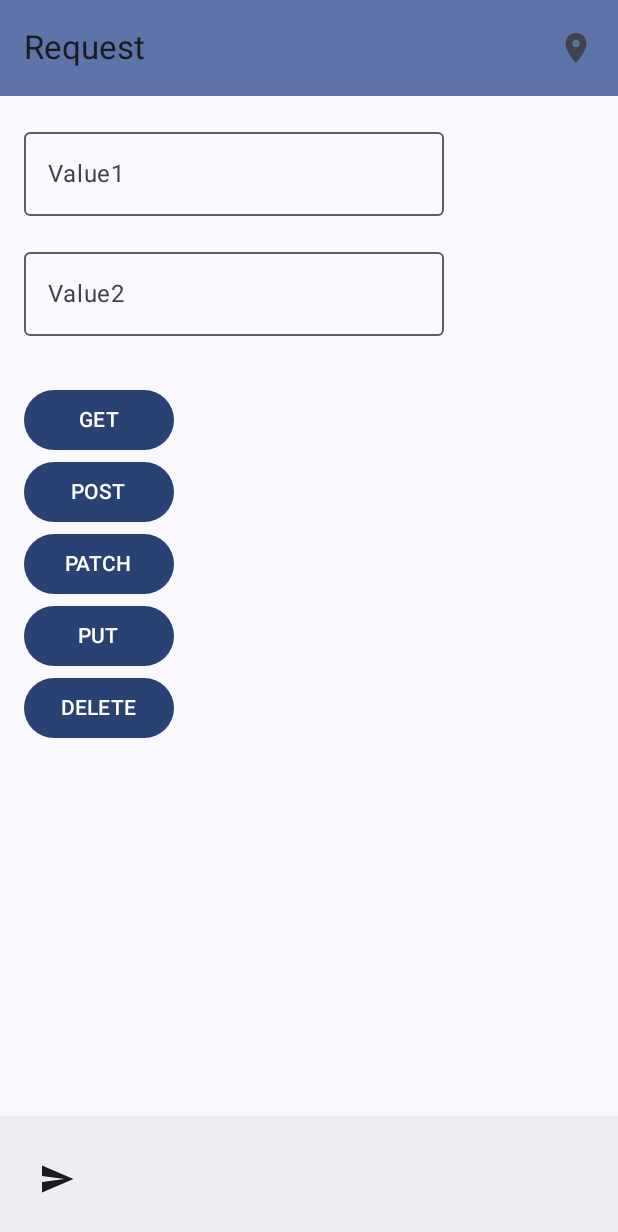
After one commit to kanorix/AndroidJetpackComposeSample, an Android app built with Jetpack Compose: the RequestScreen screen opened through its navigation route, on a phone screen of 412 x 824 dp. The commit adds this screen. Shown: the top 1232 px of the screen. Run offline under Robolectric (Android 15) with nearby library versions, the phone set to English and light mode, and no system bars; our stand-ins replace livedata-compose.

Commit message:
各リクエストを送信できる画面を作成（APIのモックサーバーは鈴木のローカルで立てている）

```diff
--- a/app/src/main/java/net/kanorix/androidjetpackcomposesample/MainScreen.kt
+++ b/app/src/main/java/net/kanorix/androidjetpackcomposesample/MainScreen.kt
@@ -3,9 +3,13 @@ package net.kanorix.androidjetpackcomposesample
 import androidx.compose.foundation.layout.fillMaxSize
 import androidx.compose.foundation.layout.fillMaxWidth
 import androidx.compose.foundation.layout.padding
+import androidx.compose.foundation.layout.width
+import androidx.compose.foundation.magnifier
 import androidx.compose.material.icons.Icons
+import androidx.compose.material.icons.filled.Check
 import androidx.compose.material.icons.filled.List
 import androidx.compose.material.icons.filled.Place
+import androidx.compose.material.icons.filled.Send
 import androidx.compose.material3.ExperimentalMaterial3Api
 import androidx.compose.material3.Icon
 import androidx.compose.material3.IconButton
@@ -13,11 +17,13 @@ import androidx.compose.material3.MaterialTheme
 import androidx.compose.material3.Scaffold
 import androidx.compose.material3.Text
 import androidx.compose.material3.TopAppBar
+import androidx.compose.material3.BottomAppBar
 import androidx.compose.material3.TopAppBarDefaults
 import androidx.compose.runtime.Composable
 import androidx.compose.runtime.getValue
 import androidx.compose.ui.Modifier
 import androidx.compose.ui.platform.LocalContext
+import androidx.compose.ui.unit.dp
 import androidx.lifecycle.viewmodel.compose.viewModel
 import androidx.navigation.NavHostController
 import androidx.navigation.compose.NavHost
@@ -27,10 +33,10 @@ import androidx.navigation.compose.rememberNavController
 import net.kanorix.androidjetpackcomposesample.ui.ListScreen
 import net.kanorix.androidjetpackcomposesample.ui.MapScreen
 import net.kanorix.androidjetpackcomposesample.ui.MapViewModel
+import net.kanorix.androidjetpackcomposesample.ui.RequestScreen
 
 enum class Screen(val title: String) {
-    Map("Map Screen"),
-    List("List Screen"),
+    Map("Map Screen"), List("List Screen"), Request("Request Screen"),
 }
 
 @OptIn(ExperimentalMaterial3Api::class)
@@ -48,38 +54,38 @@ fun App(
 
     Scaffold(
         topBar = {
-            TopAppBar(
-                title = { Text(currentScreen.name) },
+            TopAppBar(title = { Text(currentScreen.name) },
                 colors = TopAppBarDefaults.mediumTopAppBarColors(
                     containerColor = MaterialTheme.colorScheme.primaryContainer
                 ),
                 actions = {
-
                     if (navController.previousBackStackEntry == null && currentScreen == Screen.Map) {
-                        IconButton(onClick = {
-                            navController.navigate(Screen.List.name)
-                        }) {
-                            Icon(
-                                imageVector = Icons.Filled.List,
-                                contentDescription = "list"
-                            )
+                        IconButton(onClick = { navController.navigate(Screen.List.name) }) {
+                            Icon(imageVector = Icons.Filled.List, contentDescription = "list")
                         }
                     } else {
-                        IconButton(onClick = {
-                            navController.popBackStack()
-                        }) {
-                            Icon(
-                                imageVector = Icons.Filled.Place,
-                                contentDescription = "map"
-                            )
+                        IconButton(onClick = { navController.popBackStack() }) {
+                            Icon(imageVector = Icons.Filled.Place, contentDescription = "map")
                         }
+                    }
+                }
+            )
+        },
+        bottomBar = {
+            BottomAppBar(
+                actions = {
+                    IconButton(onClick = {
+                            navController.navigate(Screen.Request.name)
+                        },
+                        modifier = Modifier.padding(start = 10.dp)
+                    ) {
+                        Icon(Icons.Filled.Send, contentDescription = "request")
                     }
                 }
             )
         },
         modifier = Modifier.fillMaxWidth()
     ) { innerPadding ->
-
         NavHost(
             navController = navController,
             startDestination = Screen.Map.name,
@@ -88,15 +94,13 @@ fun App(
                 .padding(innerPadding)
         ) {
             composable(route = Screen.Map.name) {
-                MapScreen(
-                    mapViewModel = viewModel,
-                )
+                MapScreen(mapViewModel = viewModel)
             }
             composable(route = Screen.List.name) {
-                val context = LocalContext.current
-                ListScreen(
-                    mapViewModel = viewModel,
-                )
+                ListScreen(mapViewModel = viewModel)
+            }
+            composable(route = Screen.Request.name) {
+                RequestScreen()
             }
         }
     }
--- /dev/null
+++ b/app/src/main/java/net/kanorix/androidjetpackcomposesample/data/Args.kt
@@ -0,0 +1,6 @@
+package net.kanorix.androidjetpackcomposesample.data
+
+data class Args(
+    val value1: String,
+    val value2: String
+)
--- /dev/null
+++ b/app/src/main/java/net/kanorix/androidjetpackcomposesample/data/PatchRequest.kt
@@ -0,0 +1,6 @@
+package net.kanorix.androidjetpackcomposesample.data
+
+data class PatchRequest(
+    val value1: String?,
+    val value2: String?
+)
--- /dev/null
+++ b/app/src/main/java/net/kanorix/androidjetpackcomposesample/data/PostRequest.kt
@@ -0,0 +1,6 @@
+package net.kanorix.androidjetpackcomposesample.data
+
+data class PostRequest(
+    val value1: String,
+    val value2: String
+)
--- /dev/null
+++ b/app/src/main/java/net/kanorix/androidjetpackcomposesample/data/PutRequest.kt
@@ -0,0 +1,6 @@
+package net.kanorix.androidjetpackcomposesample.data
+
+data class PutRequest(
+    val value1: String,
+    val value2: String
+)
--- /dev/null
+++ b/app/src/main/java/net/kanorix/androidjetpackcomposesample/data/ResponseData.kt
@@ -0,0 +1,5 @@
+package net.kanorix.androidjetpackcomposesample.data
+
+data class ResponseData(
+    val args: Args
+)
--- /dev/null
+++ b/app/src/main/java/net/kanorix/androidjetpackcomposesample/ui/RequestScreen.kt
@@ -0,0 +1,103 @@
+package net.kanorix.androidjetpackcomposesample.ui
+
+import androidx.compose.foundation.layout.Column
+import androidx.compose.foundation.layout.Spacer
+import androidx.compose.foundation.layout.padding
+import androidx.compose.foundation.layout.width
+import androidx.compose.material3.Button
+import androidx.compose.material3.OutlinedTextField
+import androidx.compose.material3.Text
+import androidx.compose.runtime.Composable
+import androidx.compose.runtime.*
+import androidx.compose.ui.Modifier
+import androidx.compose.ui.unit.dp
+import androidx.lifecycle.viewmodel.compose.viewModel
+import androidx.compose.runtime.livedata.observeAsState
+
+@Composable
+fun RequestScreen(
+    mapViewModel: MapViewModel = viewModel()
+) {
+    val args by mapViewModel.args.observeAsState()
+
+    // rememberとmutableStateOfを使用して状態を保持
+    var value1 by remember { mutableStateOf("") }
+    var value2 by remember { mutableStateOf("") }
+
+    LaunchedEffect(args) {
+        args?.let {
+            value1 = it.value1
+            value2 = it.value2
+        }
+    }
+
+    Column(modifier = Modifier.padding(16.dp)) {
+
+        // Value1入力フィールド
+        OutlinedTextField(
+            value = value1,
+            onValueChange = { value1 = it },
+            label = { Text("Value1") },
+            singleLine = true
+        )
+
+        Spacer(modifier = Modifier.padding(vertical = 8.dp))
+
+        // Value2入力フィールド
+        OutlinedTextField(
+            value = value2,
+            onValueChange = { value2 = it },
+            label = { Text("Value2") },
+            singleLine = true
+        )
+
+        Spacer(modifier = Modifier.padding(vertical = 16.dp))
+
+        // GETリクエスト送信ボタン
+        Button(onClick = {
+            mapViewModel.sendGetRequest("Getしたよ1", "Getしたよ2")
+        },
+            modifier = Modifier.width(100.dp)
+        ) {
+            Text("GET")
+        }
+
+        // POSTリクエスト送信ボタン
+        Button(onClick = {
+            mapViewModel.sendPostRequest(value1, value2)
+        },
+        modifier = Modifier.width(100.dp)
+        ) {
+            Text("POST")
+        }
+
+        // PATCHリクエスト送信ボタン
+        Button(onClick = {
+            mapViewModel.sendPatchRequest(value1, value2)
+        },
+        modifier = Modifier.width(100.dp)
+        ) {
+            Text("PATCH")
+        }
+
+        // PUTリクエスト送信ボタン
+        Button(onClick = {
+            mapViewModel.sendPutRequest(value1, value2)
+        },
+        modifier = Modifier.width(100.dp)
+        ) {
+            Text("PUT")
+        }
+
+        // DELETEリクエスト送信ボタン
+        Button(onClick = {
+            mapViewModel.sendDeleteRequest()
+            value1 = ""
+            value2 = ""
+        },
+            modifier = Modifier.width(100.dp)
+        ) {
+            Text("DELETE")
+        }
+    }
+}
```
Also changed, not shown: app/build.gradle.kts (+12 -4 lines), app/src/main/AndroidManifest.xml (+12 -0 lines), app/src/main/java/net/kanorix/androidjetpackcomposesample/repository/RetrofitInstance.kt (added, +23 -0 lines), app/src/main/java/net/kanorix/androidjetpackcomposesample/service/ApiService.lt.kt (added, +31 -0 lines), app/src/main/java/net/kanorix/androidjetpackcomposesample/ui/MapViewModel.kt (+108 -2 lines), 1 other file.
